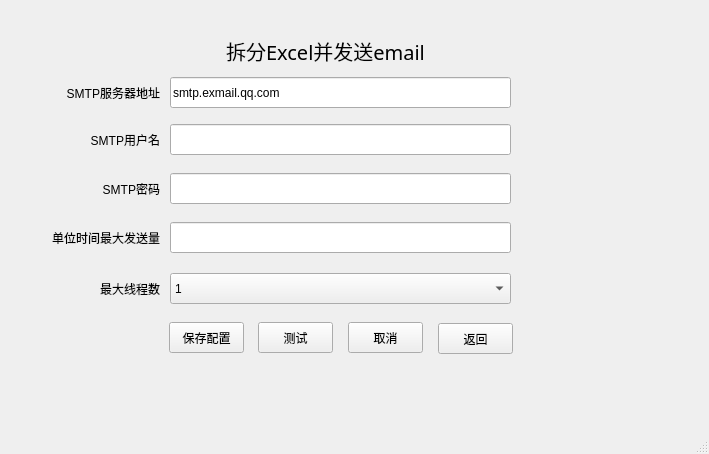
The window that configsetting.ui (ainiaa/splitExcel) describes before a commit, drawn with Qt 5.
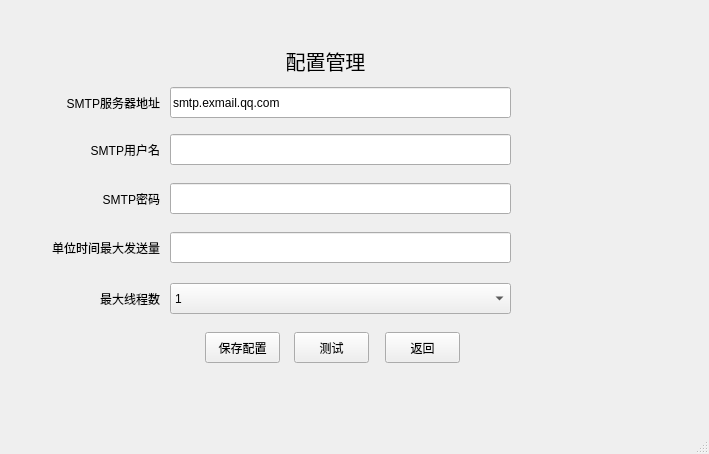
The same window after the commit. Icons and pictures are not drawn.

Commit message: 1、修改UI 2、添加goback按钮

What changed in the file:
```diff
--- a/configsetting.ui
+++ b/configsetting.ui
@@ -17,8 +17,8 @@
    <widget class="QPushButton" name="submitPushButton">
     <property name="geometry">
      <rect>
-      <x>169</x>
-      <y>322</y>
+      <x>205</x>
+      <y>332</y>
       <width>75</width>
       <height>31</height>
      </rect>
@@ -31,7 +31,7 @@
     <property name="geometry">
      <rect>
       <x>170</x>
-      <y>30</y>
+      <y>40</y>
       <width>311</width>
       <height>41</height>
      </rect>
@@ -46,7 +46,7 @@
      </font>
     </property>
     <property name="text">
-     <string>拆分Excel并发送email</string>
+     <string>配置管理</string>
     </property>
     <property name="alignment">
      <set>Qt::AlignCenter</set>
@@ -56,7 +56,7 @@
     <property name="geometry">
      <rect>
       <x>80</x>
-      <y>20</y>
+      <y>30</y>
       <width>81</width>
       <height>41</height>
      </rect>
@@ -72,7 +72,7 @@
     <property name="geometry">
      <rect>
       <x>39</x>
-      <y>77</y>
+      <y>87</y>
       <width>121</width>
       <height>31</height>
      </rect>
@@ -88,7 +88,7 @@
     <property name="geometry">
      <rect>
       <x>170</x>
-      <y>77</y>
+      <y>87</y>
       <width>341</width>
       <height>31</height>
      </rect>
@@ -97,24 +97,11 @@
      <string>smtp.exmail.qq.com</string>
     </property>
    </widget>
-   <widget class="QPushButton" name="cancelPushButton">
-    <property name="geometry">
-     <rect>
-      <x>348</x>
-      <y>322</y>
-      <width>75</width>
-      <height>31</height>
-     </rect>
-    </property>
-    <property name="text">
-     <string>取消</string>
-    </property>
-   </widget>
    <widget class="QLineEdit" name="userNameLineEdit">
     <property name="geometry">
      <rect>
       <x>170</x>
-      <y>124</y>
+      <y>134</y>
       <width>341</width>
       <height>31</height>
      </rect>
@@ -124,7 +111,7 @@
     <property name="geometry">
      <rect>
       <x>69</x>
-      <y>124</y>
+      <y>134</y>
       <width>91</width>
       <height>31</height>
      </rect>
@@ -140,7 +127,7 @@
     <property name="geometry">
      <rect>
       <x>170</x>
-      <y>173</y>
+      <y>183</y>
       <width>341</width>
       <height>31</height>
      </rect>
@@ -153,7 +140,7 @@
     <property name="geometry">
      <rect>
       <x>69</x>
-      <y>173</y>
+      <y>183</y>
       <width>91</width>
       <height>31</height>
      </rect>
@@ -169,7 +156,7 @@
     <property name="geometry">
      <rect>
       <x>69</x>
-      <y>273</y>
+      <y>283</y>
       <width>91</width>
       <height>31</height>
      </rect>
@@ -184,8 +171,8 @@
    <widget class="QPushButton" name="gobackPushButton">
     <property name="geometry">
      <rect>
-      <x>438</x>
-      <y>323</y>
+      <x>385</x>
+      <y>332</y>
       <width>75</width>
       <height>31</height>
      </rect>
@@ -197,8 +184,8 @@
    <widget class="QPushButton" name="testPushButton">
     <property name="geometry">
      <rect>
-      <x>258</x>
-      <y>322</y>
+      <x>294</x>
+      <y>332</y>
       <width>75</width>
       <height>31</height>
      </rect>
@@ -211,7 +198,7 @@
     <property name="geometry">
      <rect>
       <x>170</x>
-      <y>273</y>
+      <y>283</y>
       <width>341</width>
       <height>31</height>
      </rect>
@@ -261,7 +248,7 @@
     <property name="geometry">
      <rect>
       <x>49</x>
-      <y>222</y>
+      <y>232</y>
       <width>111</width>
       <height>31</height>
      </rect>
@@ -277,7 +264,7 @@
     <property name="geometry">
      <rect>
       <x>170</x>
-      <y>222</y>
+      <y>232</y>
       <width>341</width>
       <height>31</height>
      </rect>
```
Left out of the diff: 2 changed lines with no effect on the pictures. The commit also changes 3 other files.
